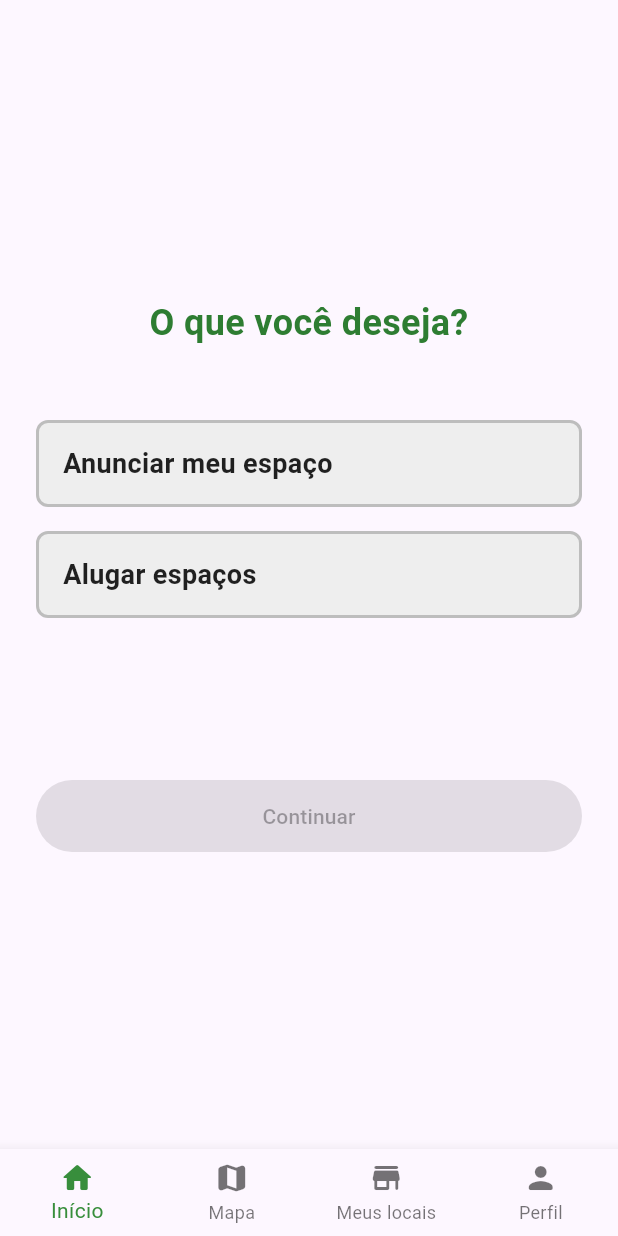
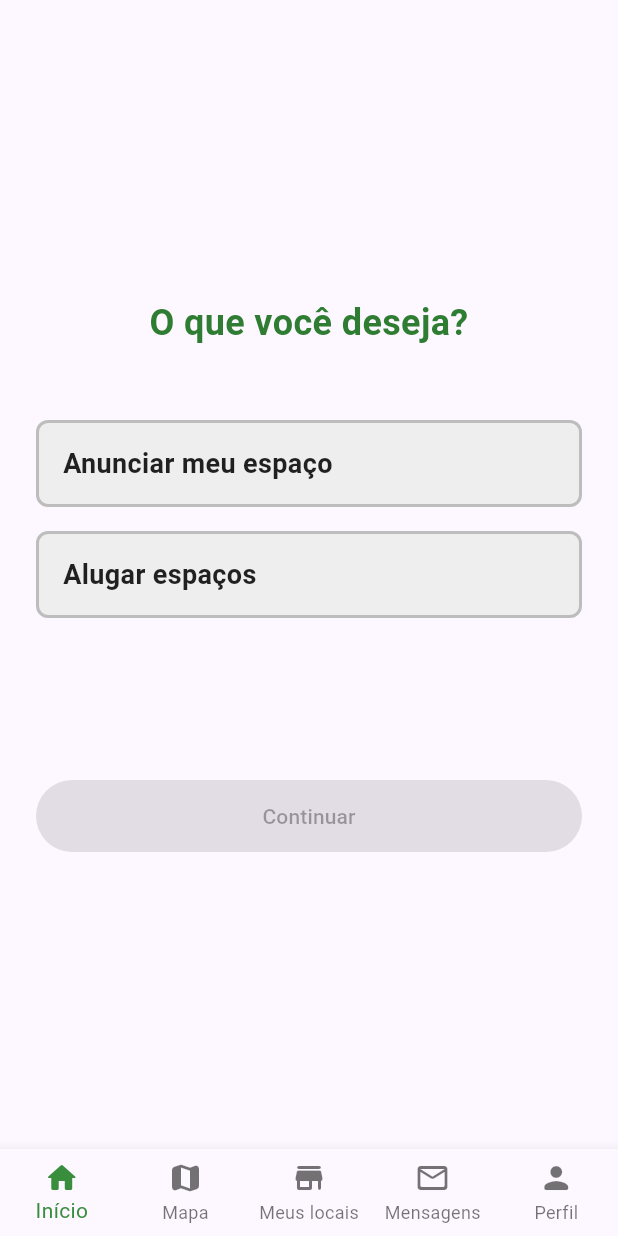
Before and after one commit to ArthurRodPaula/Espaco-Ja, a Flutter app: the OpcoesScreen screen opened directly, on a phone screen of 412 x 824 dp. Run offline on Flutter 3.47's test engine with Material 3 defaults, Android fonts, the phone set to English and light mode, and no system bars; our stand-ins replace cloud_firestore, cloud_functions, firebase_auth, firebase_core, flutter_map, geolocator and 2 more; accounts and stored records are empty; network calls fail; statements that could not run were skipped.

Commit message:
adição da tela de mensagem

```diff
--- a/lib/screens/home/opcoes_screen.dart
+++ b/lib/screens/home/opcoes_screen.dart
@@ -1,3 +1,4 @@
+import 'package:espaco_ja/screens/caixa_entrada_screen.dart';
 import 'package:espaco_ja/screens/explore/mapa_page.dart';
 import 'package:espaco_ja/screens/spaces/meus_locais_page.dart';
 import 'package:espaco_ja/screens/user_info_screen.dart';
@@ -96,6 +97,7 @@ class _OpcoesScreenState extends State<OpcoesScreen> {
     _homeBody(context),
     const MapaScreen(),
     const MeusLocaisScreen(),
+    const InboxScreen(),
     ProfileScreen(),
   ];
 
@@ -123,6 +125,7 @@ class _OpcoesScreenState extends State<OpcoesScreen> {
             BottomNavigationBarItem(icon: Icon(Icons.home_rounded), label: 'Início'),
             BottomNavigationBarItem(icon: Icon(Icons.map_rounded), label: 'Mapa'),
             BottomNavigationBarItem(icon: Icon(Icons.store_mall_directory_rounded), label: 'Meus locais'),
+            BottomNavigationBarItem(icon: Icon(Icons.mail_outline_rounded), label: 'Mensagens'),
             BottomNavigationBarItem(icon: Icon(Icons.person_rounded), label: 'Perfil'),
           ],
         ),
--- a/lib/screens/user_screen.dart
+++ b/lib/screens/user_screen.dart
@@ -42,6 +42,7 @@ class _HomeScreenState extends State<HomeScreen> {
     Text('Tela de Início', style: TextStyle(fontSize: 30, fontWeight: FontWeight.bold)),
     Text('Tela do Mapa', style: TextStyle(fontSize: 30, fontWeight: FontWeight.bold)),
     Text('Tela de Meus Locais', style: TextStyle(fontSize: 30, fontWeight: FontWeight.bold)),
+    Text('Tela de Mensagens', style: TextStyle(fontSize: 30, fontWeight: FontWeight.bold)),
     Text('Tela de Perfil', style: TextStyle(fontSize: 30, fontWeight: FontWeight.bold)),
   ];
 
@@ -78,6 +79,10 @@ class _HomeScreenState extends State<HomeScreen> {
             label: 'Meus locais',
           ),
           BottomNavigationBarItem(
+            icon: Icon(Icons.mail_outline_rounded),
+            label: 'Mensagens',
+          ),
+          BottomNavigationBarItem(
             icon: Icon(Icons.person_outline),
             label: 'Perfil',
           ),
```
Also changed, not shown: lib/screens/caixa_entrada_screen.dart (+0 -19 lines), lib/screens/explore/mapa_page.dart (+7 -0 lines), Captura de tela 2025-10-19 192654.png (added), pubspec.lock.
